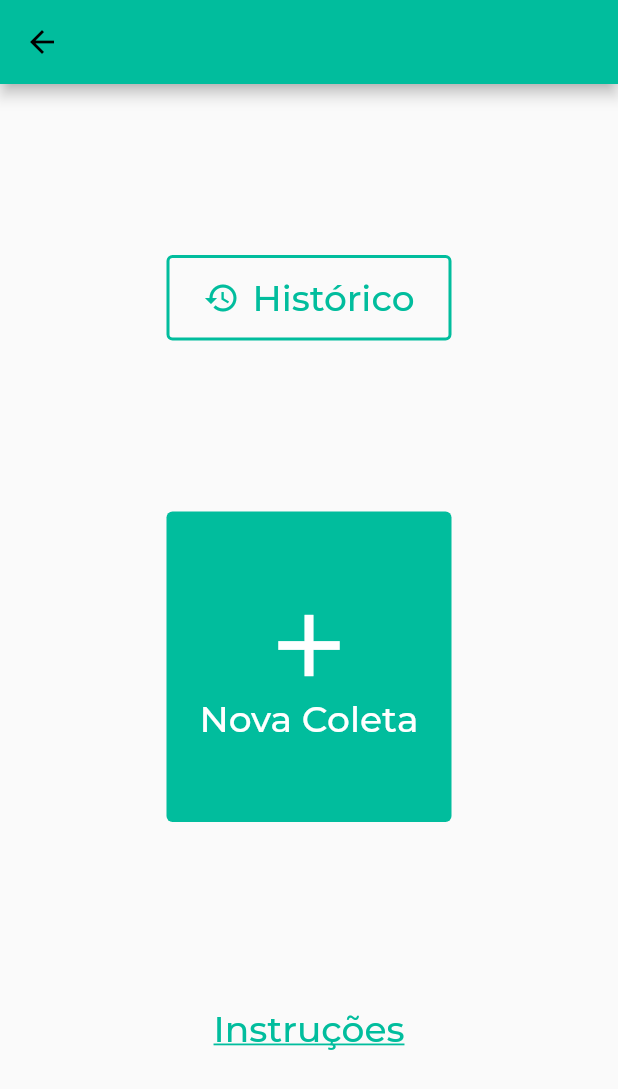
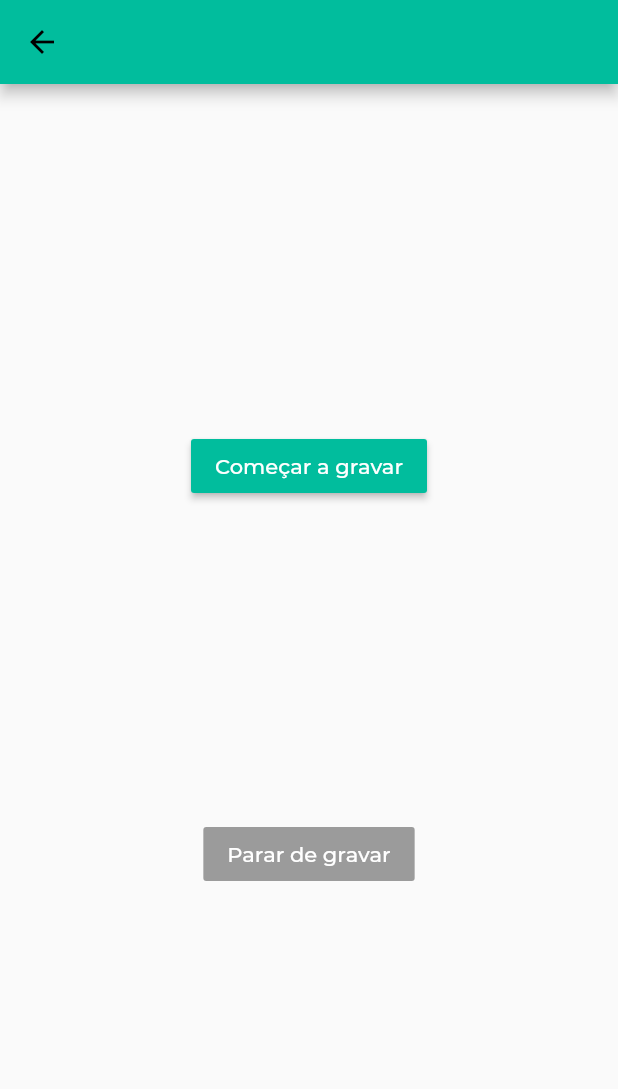
Before and after one commit to spirabr/app, a Flutter app: the NovaColeta screen opened directly with empty values, after a tap on "Nova Coleta", on a phone screen of 412 x 824 dp. Shown: the top 1089 px of the screen. Run offline on Flutter 3.47's test engine with Material 2 defaults, Android fonts, the phone set to English and light mode, and no system bars; our stand-ins replace file; missing offline and left inert: audio_recorder; project files that could hold a hidden picture were left out.

Commit message:
Cria botao que gravar audio se salva arquivo no sistema

```diff
--- /dev/null
+++ b/lib/gravacao.dart
@@ -0,0 +1,86 @@
+import 'package:flutter/material.dart';
+import 'package:audio_recorder/audio_recorder.dart';
+import 'package:file/file.dart';
+import 'package:file/local.dart';
+
+
+class Gravacao extends StatefulWidget {
+
+  final LocalFileSystem localFileSystem;
+
+  Gravacao({localFileSystem})
+      : this.localFileSystem = localFileSystem ?? LocalFileSystem();
+
+
+  @override
+  _GravacaoState createState() => _GravacaoState();
+}
+
+class _GravacaoState extends State<Gravacao> {
+
+
+  Recording _recording = Recording();
+  bool _isRecording = false;
+
+  _start() async {
+    try {
+      if (await AudioRecorder.hasPermissions) {
+          await AudioRecorder.start();
+        bool isRecordingAux = await AudioRecorder.isRecording;
+        setState(() {
+          _recording = Recording(duration: Duration(), path: "");
+          _isRecording = isRecordingAux;
+        });
+      } else {
+        Scaffold.of(context).showSnackBar(
+          SnackBar(content: Text("You must accept permissions")));
+      }
+    } catch (e) {
+      print(e);
+    }
+  }
+
+   _stop() async {
+    var recording = await AudioRecorder.stop();
+    bool isRecording = await AudioRecorder.isRecording;
+    setState(() {
+      _recording = recording;
+      _isRecording = isRecording;
+    });
+  }
+
+
+
+  @override
+  Widget build(BuildContext context) {
+    return Scaffold(
+      appBar: AppBar(),
+      body: Container(
+        padding: EdgeInsets.symmetric(horizontal: 30, vertical: 20),
+        width: double.infinity,
+        child: Column(
+          mainAxisAlignment: MainAxisAlignment.spaceEvenly,
+          children: [
+            Container(
+              child: RaisedButton(
+                color: Theme.of(context).primaryColor,
+                child: Text("Começar a gravar",
+                    style: TextStyle(color: Colors.white),
+                ),
+                onPressed: _isRecording ? null: _start,
+              ),
+            ),
+            Container(
+              child: RaisedButton(
+                color: Theme.of(context).primaryColor,
+                child: Text("Parar de gravar",
+                    style: TextStyle(color: Colors.white),
+                ),
+                onPressed: _isRecording ? _stop: null,
+            )),
+          ],
+        ),
+      ),
+    );
+  }
+}
--- a/lib/novaColeta.dart
+++ b/lib/novaColeta.dart
@@ -1,3 +1,4 @@
+import 'package:app/gravacao.dart';
 import 'package:flutter/material.dart';
 
 class NovaColeta extends StatefulWidget {
@@ -71,9 +72,15 @@ class _NovaColetaState extends State<NovaColeta> {
                       ],
                     ),
                   ),
-                  onPressed: () {},
+                  onPressed: () {
+                    Navigator.of(context)
+                    .push(MaterialPageRoute(builder: (context) {
+                  return Gravacao();
+                }));
+                 })
+
                 ),
-              ),
+
               Container(
                 child: TextButton(
                   child: Text(
--- a/pubspec.yaml
+++ b/pubspec.yaml
@@ -21,6 +21,7 @@ environment:
   sdk: ">=2.7.0 <3.0.0"
 
 dependencies:
+  audio_recorder: ^1.0.2
   flutter:
     sdk: flutter
 
```
Also changed, not shown: 2 other files.
